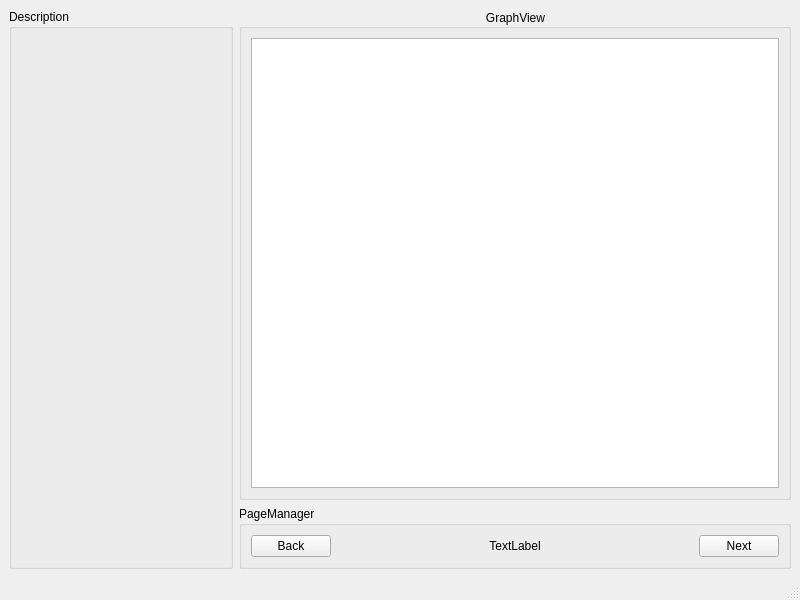
Qt form DSFO/mainwindow.ui (Aleko-Louras/DSFO) before a commit.
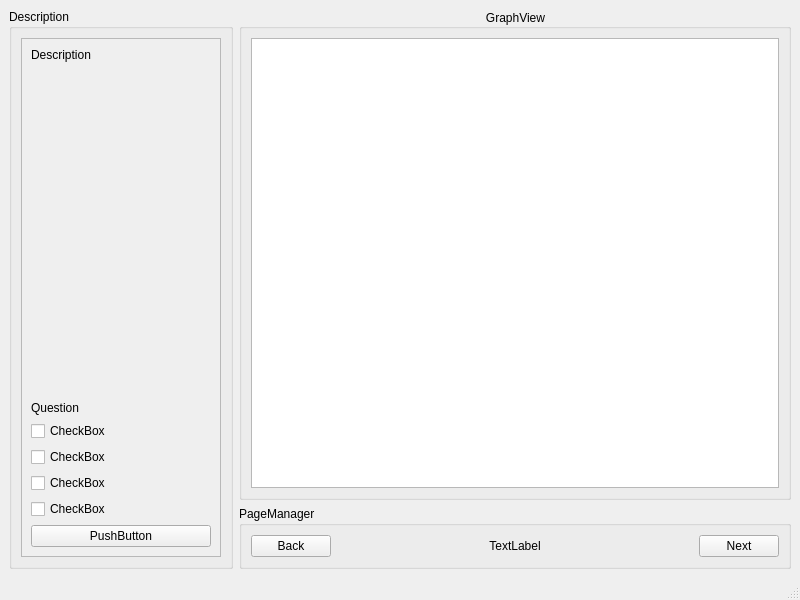
The same form after that commit. Custom widgets are drawn as their Qt base class.

Commit message: Updated the layout to house scrollable questions and description.

The edit to the form file:
```diff
--- a/DSFO/mainwindow.ui
+++ b/DSFO/mainwindow.ui
@@ -27,23 +27,98 @@
        <string>Description</string>
       </property>
       <layout class="QVBoxLayout" name="verticalLayout">
-       <item alignment="Qt::AlignVCenter">
-        <widget class="QLabel" name="summary">
+       <item>
+        <widget class="QScrollArea" name="scrollArea">
          <property name="minimumSize">
           <size>
            <width>200</width>
-           <height>400</height>
+           <height>0</height>
           </size>
          </property>
-         <property name="text">
-          <string/>
+         <property name="horizontalScrollBarPolicy">
+          <enum>Qt::ScrollBarAlwaysOff</enum>
          </property>
-         <property name="alignment">
-          <set>Qt::AlignLeading|Qt::AlignLeft|Qt::AlignTop</set>
-         </property>
-         <property name="wordWrap">
+         <property name="widgetResizable">
           <bool>true</bool>
          </property>
+         <widget class="QWidget" name="scrollAreaWidgetContents">
+          <property name="geometry">
+           <rect>
+            <x>0</x>
+            <y>0</y>
+            <width>198</width>
+            <height>481</height>
+           </rect>
+          </property>
+          <layout class="QVBoxLayout" name="verticalLayout_2">
+           <item>
+            <widget class="QLabel" name="summary">
+             <property name="sizePolicy">
+              <sizepolicy hsizetype="Preferred" vsizetype="Preferred">
+               <horstretch>0</horstretch>
+               <verstretch>1</verstretch>
+              </sizepolicy>
+             </property>
+             <property name="font">
+              <font>
+               <pointsize>9</pointsize>
+              </font>
+             </property>
+             <property name="text">
+              <string>Description</string>
+             </property>
+             <property name="alignment">
+              <set>Qt::AlignLeading|Qt::AlignLeft|Qt::AlignTop</set>
+             </property>
+             <property name="wordWrap">
+              <bool>true</bool>
+             </property>
+            </widget>
+           </item>
+           <item>
+            <widget class="QLabel" name="label_2">
+             <property name="text">
+              <string>Question</string>
+             </property>
+            </widget>
+           </item>
+           <item>
+            <widget class="QCheckBox" name="checkBox">
+             <property name="text">
+              <string>CheckBox</string>
+             </property>
+            </widget>
+           </item>
+           <item>
+            <widget class="QCheckBox" name="checkBox_2">
+             <property name="text">
+              <string>CheckBox</string>
+             </property>
+            </widget>
+           </item>
+           <item>
+            <widget class="QCheckBox" name="checkBox_3">
+             <property name="text">
+              <string>CheckBox</string>
+             </property>
+            </widget>
+           </item>
+           <item>
+            <widget class="QCheckBox" name="checkBox_4">
+             <property name="text">
+              <string>CheckBox</string>
+             </property>
+            </widget>
+           </item>
+           <item>
+            <widget class="QPushButton" name="pushButton">
+             <property name="text">
+              <string>PushButton</string>
+             </property>
+            </widget>
+           </item>
+          </layout>
+         </widget>
         </widget>
        </item>
       </layout>
```
The commit also changes 3 other files.
